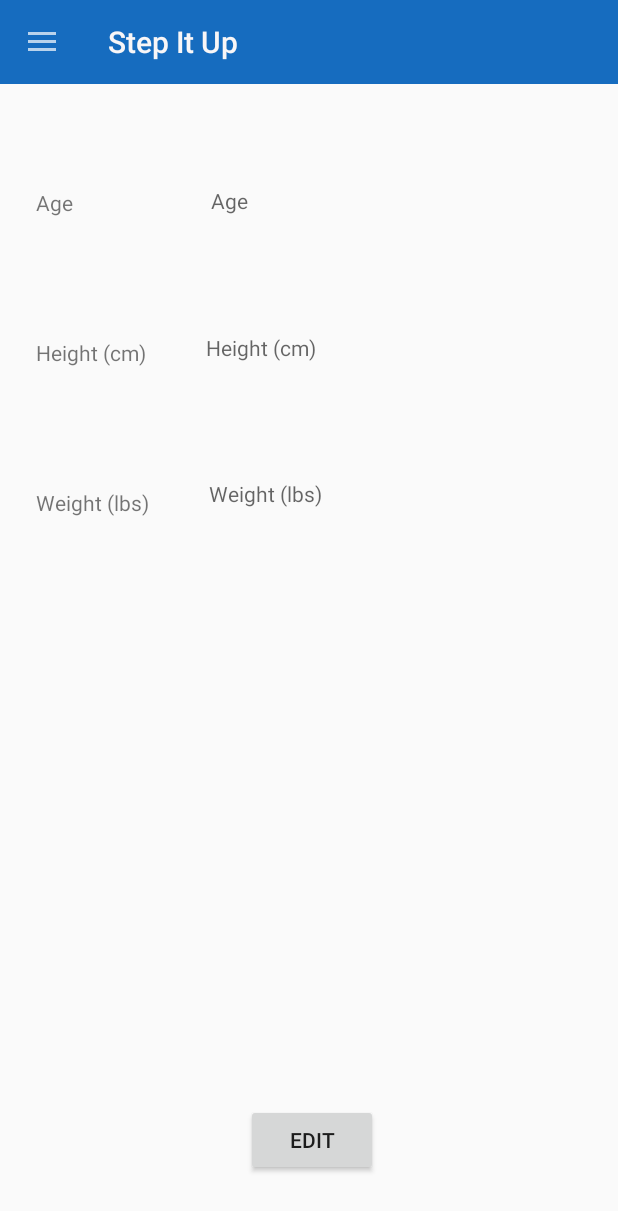
After one commit to Agingalus/personalChef, an Android app: the DisplayProfile screen opened directly, with no data from a screen before it, on a phone screen of 412 x 824 dp. The commit adds this screen. Shown: the top 1211 px of the screen. Run offline under Robolectric (Android 15) with nearby library versions, the phone set to English and light mode, and no system bars; 1 statement that could not run was skipped.

Commit message:
commiting to switch branches only:

```diff
--- a/app/src/main/AndroidManifest.xml
+++ b/app/src/main/AndroidManifest.xml
@@ -25,6 +25,7 @@
         android:roundIcon="@drawable/main_logo"
         android:supportsRtl="true"
         android:theme="@style/AppTheme">
+        <activity android:name=".DisplayProfile"></activity>
 
         <service
             android:name=".services.StepsCalculatorService"
@@ -55,11 +56,9 @@
         <activity
             android:name=".MainActivity"
             android:label="@string/home" />
-        <activity android:name=".AboutUsActivity"
+        <activity
+            android:name=".AboutUsActivity"
             android:label="@string/aboutUsTitle" />
-
-
-
     </application>
 
 </manifest>
--- /dev/null
+++ b/app/src/main/java/com/personalchef/mealplan/DisplayProfile.java
@@ -0,0 +1,38 @@
+package com.personalchef.mealplan;
+
+import androidx.appcompat.app.ActionBarDrawerToggle;
+import androidx.appcompat.app.AppCompatActivity;
+import androidx.appcompat.widget.Toolbar;
+import androidx.drawerlayout.widget.DrawerLayout;
+
+import android.os.Bundle;
+
+import com.google.android.material.navigation.NavigationView;
+
+public class DisplayProfile extends AppCompatActivity {
+
+    public DrawerLayout drawer;
+    public ActionBarDrawerToggle toggle;
+    public NavigationView navView;
+
+    @Override
+    protected void onCreate(Bundle savedInstanceState) {
+        super.onCreate(savedInstanceState);
+        setContentView(R.layout.activity_display_profile);
+
+
+        //Toolbar and Nav Drawer set up
+        Toolbar toolbar = findViewById(R.id.toolbar);
+        setSupportActionBar(toolbar);
+
+        drawer = (DrawerLayout) findViewById(R.id.my_drawer_layout);
+        navView = findViewById(R.id.nav_view);
+        navView.setItemIconTintList(null);
+        toggle = new ActionBarDrawerToggle(this, drawer, toolbar, R.string.nav_open, R.string.nav_close);
+
+        drawer.addDrawerListener(toggle);
+        toggle.setDrawerIndicatorEnabled(true);
+        navView.setNavigationItemSelectedListener(this);
+        toggle.syncState();
+    }
+}
--- a/app/src/main/java/com/personalchef/mealplan/UserProfileActivity.java
+++ b/app/src/main/java/com/personalchef/mealplan/UserProfileActivity.java
@@ -70,25 +70,8 @@ public class UserProfileActivity extends AppCompatActivity implements Navigation
         navView.setNavigationItemSelectedListener(this);
         toggle.syncState();
 
-        //populateUserProfile();
     }
 
-/*
-
-    private void populateUserProfile(){
-        EditText age = findViewById(R.id.ageInput);
-        EditText height = findViewById(R.id.heightInput);
-        EditText weight = findViewById(R.id.weightInput);
-
-
-        age.setText(String.valueOf((user.getAge())));
-        height.setText(String.valueOf(user.getHeight()));
-        weight.setText(String.valueOf(user.getWeight()));
-
-        return;
-    }
-
-*/
 
     @Override
     public void onSaveInstanceState(Bundle savedInstanceState) {
--- /dev/null
+++ b/app/src/main/res/layout/activity_display_profile.xml
@@ -0,0 +1,120 @@
+<?xml version="1.0" encoding="utf-8"?>
+
+<androidx.drawerlayout.widget.DrawerLayout
+    xmlns:android="http://schemas.android.com/apk/res/android"
+    xmlns:app="http://schemas.android.com/apk/res-auto"
+    xmlns:tools="http://schemas.android.com/tools"
+    android:id="@+id/my_drawer_layout"
+    android:layout_width="match_parent"
+    android:layout_height="match_parent">
+
+    <androidx.constraintlayout.widget.ConstraintLayout
+        android:layout_width="match_parent"
+        android:layout_height="match_parent"
+        tools:context=".UserProfileActivity">
+
+        <include
+            layout="@layout/toolbar_main"
+            android:id="@+id/toolbar"/>
+
+
+        <TextView
+            android:id="@+id/ageTextView"
+            android:layout_width="wrap_content"
+            android:layout_height="wrap_content"
+            android:layout_marginStart="24dp"
+            android:layout_marginTop="125dp"
+            android:layout_marginEnd="52dp"
+            android:text="@string/age"
+            app:layout_constraintEnd_toStartOf="@+id/ageDisplay"
+            app:layout_constraintStart_toStartOf="parent"
+            app:layout_constraintTop_toTopOf="parent" />
+
+        <TextView
+            android:id="@+id/heightTextView"
+            android:layout_width="wrap_content"
+            android:layout_height="wrap_content"
+            android:layout_marginStart="24dp"
+            android:layout_marginTop="100dp"
+            android:layout_marginEnd="40dp"
+            android:text="@string/height"
+            app:layout_constraintEnd_toStartOf="@+id/heightDisplay"
+            app:layout_constraintStart_toStartOf="parent"
+            app:layout_constraintTop_toTopOf="@id/ageTextView" />
+
+        <TextView
+            android:id="@+id/weightTextView"
+            android:layout_width="wrap_content"
+            android:layout_height="wrap_content"
+            android:layout_marginStart="24dp"
+            android:layout_marginTop="100dp"
+            android:text="@string/weight"
+            app:layout_constraintStart_toStartOf="parent"
+            app:layout_constraintTop_toTopOf="@id/heightTextView" />
+
+        <TextView
+            android:id="@+id/ageDisplay"
+            android:layout_width="131dp"
+            android:layout_height="42dp"
+            android:layout_marginStart="92dp"
+            android:layout_marginTop="124dp"
+            android:ems="10"
+            android:hint="@string/age"
+            android:importantForAutofill="no"
+            android:inputType="number"
+            app:layout_constraintStart_toEndOf="@+id/ageTextView"
+            app:layout_constraintTop_toTopOf="parent" />
+
+        <TextView
+            android:id="@+id/heightDisplay"
+            android:layout_width="133dp"
+            android:layout_height="41dp"
+            android:layout_marginStart="40dp"
+            android:layout_marginTop="56dp"
+            android:ems="10"
+            android:hint="@string/height"
+            android:importantForAutofill="no"
+            android:inputType="numberDecimal"
+            app:layout_constraintStart_toEndOf="@+id/heightTextView"
+            app:layout_constraintTop_toBottomOf="@+id/ageDisplay" />
+
+        <TextView
+            android:id="@+id/weightDisplay"
+            android:layout_width="134dp"
+            android:layout_height="40dp"
+            android:layout_marginStart="40dp"
+            android:layout_marginTop="56dp"
+            android:autofillHints=""
+            android:ems="10"
+            android:hint="@string/weight"
+            android:importantForAutofill="no"
+            android:inputType="number"
+            app:layout_constraintStart_toEndOf="@+id/weightTextView"
+            app:layout_constraintTop_toBottomOf="@+id/heightDisplay" />
+
+        <Button
+            android:id="@+id/editButton"
+            android:layout_width="wrap_content"
+            android:layout_height="wrap_content"
+            android:layout_marginStart="163dp"
+            android:layout_marginEnd="160dp"
+            android:layout_marginBottom="40dp"
+            android:onClick="onSaveUserProfile"
+            android:text="@string/edit"
+            app:layout_constraintBottom_toBottomOf="parent"
+            app:layout_constraintEnd_toEndOf="parent"
+            app:layout_constraintStart_toStartOf="parent"
+            tools:ignore="OnClick" />
+
+
+    </androidx.constraintlayout.widget.ConstraintLayout>
+
+    <com.google.android.material.navigation.NavigationView
+        android:id="@+id/nav_view"
+        android:layout_width="wrap_content"
+        android:layout_height="match_parent"
+        android:layout_gravity="start"
+        app:headerLayout="@layout/nav_header"
+        app:menu="@menu/menu_nav"
+        style="@style/Widget.Custom.NavigationView" />
+</androidx.drawerlayout.widget.DrawerLayout>
--- a/app/src/main/res/layout/activity_user_profile.xml
+++ b/app/src/main/res/layout/activity_user_profile.xml
@@ -102,7 +102,7 @@
         app:layout_constraintTop_toBottomOf="@+id/heightInput" />
 
     <Button
-        android:id="@+id/submitButton"
+        android:id="@+id/editButton"
         android:layout_width="wrap_content"
         android:layout_height="wrap_content"
         android:layout_marginStart="163dp"
--- a/app/src/main/res/values/strings.xml
+++ b/app/src/main/res/values/strings.xml
@@ -54,9 +54,10 @@
     <string name="aboutUsTitle">About Us</string>
     <string name="aboutAppText1">\"Step It Up\" is your best friend when it comes to activity and calories tracking.</string>
     <string name="aboutAppText2">Designed with love by Bellevue College students, \"Step It Up\" is a handy app that brings you closer to your fitness goals.</string>
-        <!--StepItUp helps track steps and calorie intake and calorie burned.......-->
+    <!--StepItUp helps track steps and calorie intake and calorie burned.......-->
     <string name="version">Version: 1.0</string>
     <string name="team">Team: </string>
     <string name="teamMembers">Trupti Dalia, Alejandra Valencia, Devon Rice, Aaron Greene, Ganna Tarasiuk</string>
+    <string name="edit">Edit</string>
 
 </resources>
```
